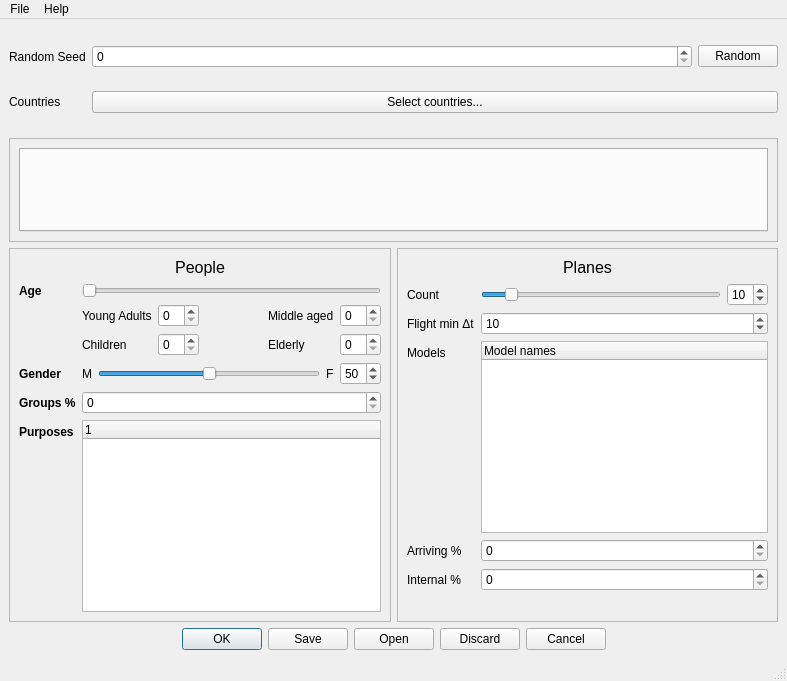
Qt form agent_app/assets/ui/generator.ui (xentellion/mas) before a commit.
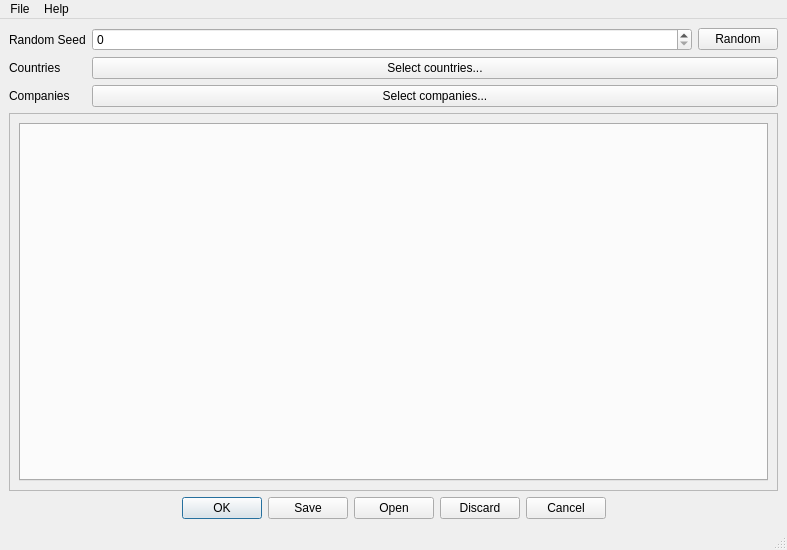
The same form after that commit. Icons and pictures are not drawn. Custom widgets are drawn as their Qt base class.

Patch:
```diff
--- a/agent_app/assets/ui/generator.ui
+++ b/agent_app/assets/ui/generator.ui
@@ -7,7 +7,7 @@
     <x>0</x>
     <y>0</y>
     <width>787</width>
-    <height>681</height>
+    <height>550</height>
    </rect>
   </property>
   <property name="sizePolicy">
@@ -32,7 +32,7 @@
      <verstretch>0</verstretch>
     </sizepolicy>
    </property>
-   <layout class="QVBoxLayout" name="verticalLayout_5">
+   <layout class="QVBoxLayout" name="verticalLayout_5" stretch="0,1,0">
     <item>
      <layout class="QFormLayout" name="formLayout">
       <item row="0" column="0">
@@ -58,6 +58,12 @@
             <verstretch>0</verstretch>
            </sizepolicy>
           </property>
+          <property name="minimum">
+           <number>0</number>
+          </property>
+          <property name="maximum">
+           <number>1</number>
+          </property>
          </widget>
         </item>
         <item>
@@ -83,10 +89,30 @@
         </property>
        </widget>
       </item>
+      <item row="2" column="0">
+       <widget class="QLabel" name="label_9">
+        <property name="text">
+         <string>Companies</string>
+        </property>
+       </widget>
+      </item>
+      <item row="2" column="1">
+       <widget class="QPushButton" name="selectCompaniesButton">
+        <property name="text">
+         <string>Select companies...</string>
+        </property>
+       </widget>
+      </item>
      </layout>
     </item>
     <item>
      <widget class="QFrame" name="frame_3">
+      <property name="sizePolicy">
+       <sizepolicy hsizetype="Preferred" vsizetype="Expanding">
+        <horstretch>0</horstretch>
+        <verstretch>0</verstretch>
+       </sizepolicy>
+      </property>
       <property name="frameShape">
        <enum>QFrame::Shape::StyledPanel</enum>
       </property>
@@ -104,377 +130,6 @@
       </layout>
      </widget>
     </item>
-    <item>
-     <layout class="QHBoxLayout" name="horizontalLayout_3" stretch="0,0">
-      <item>
-       <widget class="QFrame" name="frame">
-        <property name="sizePolicy">
-         <sizepolicy hsizetype="Expanding" vsizetype="Minimum">
-          <horstretch>0</horstretch>
-          <verstretch>0</verstretch>
-         </sizepolicy>
-        </property>
-        <property name="frameShape">
-         <enum>QFrame::Shape::StyledPanel</enum>
-        </property>
-        <property name="frameShadow">
-         <enum>QFrame::Shadow::Raised</enum>
-        </property>
-        <layout class="QVBoxLayout" name="verticalLayout">
-         <item>
-          <layout class="QVBoxLayout" name="verticalLayout_3">
-           <item>
-            <widget class="QLabel" name="label_7">
-             <property name="sizePolicy">
-              <sizepolicy hsizetype="Preferred" vsizetype="Fixed">
-               <horstretch>0</horstretch>
-               <verstretch>0</verstretch>
-              </sizepolicy>
-             </property>
-             <property name="font">
-              <font>
-               <pointsize>12</pointsize>
-               <bold>false</bold>
-              </font>
-             </property>
-             <property name="text">
-              <string>People</string>
-             </property>
-             <property name="alignment">
-              <set>Qt::AlignmentFlag::AlignCenter</set>
-             </property>
-            </widget>
-           </item>
-           <item>
-            <layout class="QFormLayout" name="formLayout_2">
-             <property name="sizeConstraint">
-              <enum>QLayout::SizeConstraint::SetMinimumSize</enum>
-             </property>
-             <item row="0" column="0">
-              <widget class="QLabel" name="ageDistributionLabel">
-               <property name="font">
-                <font>
-                 <bold>true</bold>
-                </font>
-               </property>
-               <property name="text">
-                <string>Age</string>
-               </property>
-              </widget>
-             </item>
-             <item row="0" column="1">
-              <widget class="QRangeSlider" name="ageSlider">
-               <property name="orientation">
-                <enum>Qt::Orientation::Horizontal</enum>
-               </property>
-              </widget>
-             </item>
-             <item row="1" column="1">
-              <layout class="QGridLayout" name="gridLayout">
-               <item row="0" column="4">
-                <widget class="QSpinBox" name="middleSpin"/>
-               </item>
-               <item row="0" column="0">
-                <widget class="QLabel" name="label_2">
-                 <property name="text">
-                  <string>Young Adults</string>
-                 </property>
-                </widget>
-               </item>
-               <item row="0" column="2">
-                <spacer name="horizontalSpacer_4">
-                 <property name="orientation">
-                  <enum>Qt::Orientation::Horizontal</enum>
-                 </property>
-                 <property name="sizeHint" stdset="0">
-                  <size>
-                   <width>40</width>
-                   <height>20</height>
-                  </size>
-                 </property>
-                </spacer>
-               </item>
-               <item row="0" column="3">
-                <widget class="QLabel" name="label_4">
-                 <property name="text">
-                  <string>Middle aged</string>
-                 </property>
-                </widget>
-               </item>
-               <item row="0" column="1">
-                <widget class="QSpinBox" name="youngSpin"/>
-               </item>
-               <item row="1" column="0">
-                <widget class="QLabel" name="label">
-                 <property name="text">
-                  <string>Children</string>
-                 </property>
-                </widget>
-               </item>
-               <item row="1" column="1">
-                <widget class="QSpinBox" name="childSpin"/>
-               </item>
-               <item row="1" column="2">
-                <spacer name="horizontalSpacer_3">
-                 <property name="orientation">
-                  <enum>Qt::Orientation::Horizontal</enum>
-                 </property>
-                 <property name="sizeHint" stdset="0">
-                  <size>
-                   <width>40</width>
-                   <height>20</height>
-                  </size>
-                 </property>
-                </spacer>
-               </item>
-               <item row="1" column="3">
-                <widget class="QLabel" name="label_5">
-                 <property name="text">
-                  <string>Elderly</string>
-                 </property>
-                </widget>
-               </item>
-               <item row="1" column="4">
-                <widget class="QSpinBox" name="elderSpin"/>
-               </item>
-              </layout>
-             </item>
-             <item row="2" column="0">
-              <widget class="QLabel" name="label_3">
-               <property name="font">
-                <font>
-                 <bold>true</bold>
-                </font>
-               </property>
-               <property name="text">
-                <string>Gender</string>
-               </property>
-              </widget>
-             </item>
-             <item row="2" column="1">
-              <layout class="QHBoxLayout" name="horizontalLayout_8">
-               <item>
-                <widget class="QLabel" name="label_12">
-                 <property name="text">
-                  <string>M</string>
-                 </property>
-                </widget>
-               </item>
-               <item>
-                <widget class="QSlider" name="genderSlider">
-                 <property name="minimum">
-                  <number>0</number>
-                 </property>
-                 <property name="maximum">
-                  <number>100</number>
-                 </property>
-                 <property name="singleStep">
-                  <number>1</number>
-                 </property>
-                 <property name="value">
-                  <number>50</number>
-                 </property>
-                 <property name="orientation">
-                  <enum>Qt::Orientation::Horizontal</enum>
-                 </property>
-                </widget>
-               </item>
-               <item>
-                <widget class="QLabel" name="label_13">
-                 <property name="text">
-                  <string>F</string>
-                 </property>
-                </widget>
-               </item>
-               <item>
-                <widget class="QSpinBox" name="genderSpin">
-                 <property name="value">
-                  <number>50</number>
-                 </property>
-                </widget>
-               </item>
-              </layout>
-             </item>
-             <item row="3" column="0">
-              <widget class="QLabel" name="familiesGroupsLabel">
-               <property name="font">
-                <font>
-                 <bold>true</bold>
-                </font>
-               </property>
-               <property name="text">
-                <string>Groups %</string>
-               </property>
-              </widget>
-             </item>
-             <item row="3" column="1">
-              <widget class="QSpinBox" name="familiesGroupsSpinBox"/>
-             </item>
-             <item row="4" column="0">
-              <widget class="QLabel" name="purposesLabel">
-               <property name="font">
-                <font>
-                 <bold>true</bold>
-                </font>
-               </property>
-               <property name="text">
-                <string>Purposes</string>
-               </property>
-              </widget>
-             </item>
-             <item row="4" column="1">
-              <widget class="QTreeWidget" name="purposesTree">
-               <column>
-                <property name="text">
-                 <string notr="true">1</string>
-                </property>
-               </column>
-              </widget>
-             </item>
-            </layout>
-           </item>
-          </layout>
-         </item>
-        </layout>
-       </widget>
-      </item>
-      <item>
-       <widget class="QFrame" name="frame_2">
-        <property name="sizePolicy">
-         <sizepolicy hsizetype="Expanding" vsizetype="Minimum">
-          <horstretch>0</horstretch>
-          <verstretch>0</verstretch>
-         </sizepolicy>
-        </property>
-        <property name="frameShape">
-         <enum>QFrame::Shape::StyledPanel</enum>
-        </property>
-        <property name="frameShadow">
-         <enum>QFrame::Shadow::Raised</enum>
-        </property>
-        <layout class="QVBoxLayout" name="verticalLayout_2">
-         <item>
-          <layout class="QVBoxLayout" name="verticalLayout_4">
-           <property name="sizeConstraint">
-            <enum>QLayout::SizeConstraint::SetMinimumSize</enum>
-           </property>
-           <item>
-            <widget class="QLabel" name="label_8">
-             <property name="sizePolicy">
-              <sizepolicy hsizetype="Preferred" vsizetype="Fixed">
-               <horstretch>0</horstretch>
-               <verstretch>0</verstretch>
-              </sizepolicy>
-             </property>
-             <property name="font">
-              <font>
-               <pointsize>12</pointsize>
-               <bold>false</bold>
-              </font>
-             </property>
-             <property name="text">
-              <string>Planes</string>
-             </property>
-             <property name="alignment">
-              <set>Qt::AlignmentFlag::AlignCenter</set>
-             </property>
-            </widget>
-           </item>
-           <item>
-            <layout class="QFormLayout" name="formLayout_7">
-             <item row="0" column="0">
-              <widget class="QLabel" name="amountLabel">
-               <property name="text">
-                <string>Count</string>
-               </property>
-              </widget>
-             </item>
-             <item row="0" column="1">
-              <layout class="QHBoxLayout" name="horizontalLayout_2">
-               <item>
-                <widget class="QSlider" name="agentCountSlider">
-                 <property name="value">
-                  <number>10</number>
-                 </property>
-                 <property name="orientation">
-                  <enum>Qt::Orientation::Horizontal</enum>
-                 </property>
-                </widget>
-               </item>
-               <item>
-                <widget class="QSpinBox" name="agentCountSpin">
-                 <property name="value">
-                  <number>10</number>
-                 </property>
-                </widget>
-               </item>
-              </layout>
-             </item>
-             <item row="1" column="0">
-              <widget class="QLabel" name="frequencyLabel">
-               <property name="text">
-                <string>Flight min Δt</string>
-               </property>
-              </widget>
-             </item>
-             <item row="1" column="1">
-              <widget class="QSpinBox" name="planeFrequency">
-               <property name="value">
-                <number>10</number>
-               </property>
-              </widget>
-             </item>
-             <item row="2" column="0">
-              <widget class="QLabel" name="label_11">
-               <property name="text">
-                <string>Models</string>
-               </property>
-              </widget>
-             </item>
-             <item row="2" column="1">
-              <widget class="QTreeWidget" name="modelsTree">
-               <property name="sizePolicy">
-                <sizepolicy hsizetype="Expanding" vsizetype="Maximum">
-                 <horstretch>0</horstretch>
-                 <verstretch>0</verstretch>
-                </sizepolicy>
-               </property>
-               <column>
-                <property name="text">
-                 <string>Model names</string>
-                </property>
-               </column>
-              </widget>
-             </item>
-             <item row="3" column="0">
-              <widget class="QLabel" name="arrivingLabel">
-               <property name="text">
-                <string>Arriving %</string>
-               </property>
-              </widget>
-             </item>
-             <item row="3" column="1">
-              <widget class="QSpinBox" name="arrivingSpin"/>
-             </item>
-             <item row="4" column="0">
-              <widget class="QLabel" name="wanttomakeitusiongdesignerandyoumadeupth">
-               <property name="text">
-                <string>Internal %</string>
-               </property>
-              </widget>
-             </item>
-             <item row="4" column="1">
-              <widget class="QSpinBox" name="internalSpin"/>
-             </item>
-            </layout>
-           </item>
-          </layout>
-         </item>
-        </layout>
-       </widget>
-      </item>
-     </layout>
-    </item>
     <item>
      <layout class="QHBoxLayout" name="horizontalLayout">
       <item>
@@ -573,13 +228,6 @@
    </property>
   </action>
  </widget>
- <customwidgets>
-  <customwidget>
-   <class>QRangeSlider</class>
-   <extends>QSlider</extends>
-   <header>superqt</header>
-  </customwidget>
- </customwidgets>
  <resources/>
  <connections/>
 </ui>
```
Left out of the diff: 2 changed lines with no effect on the pictures.
